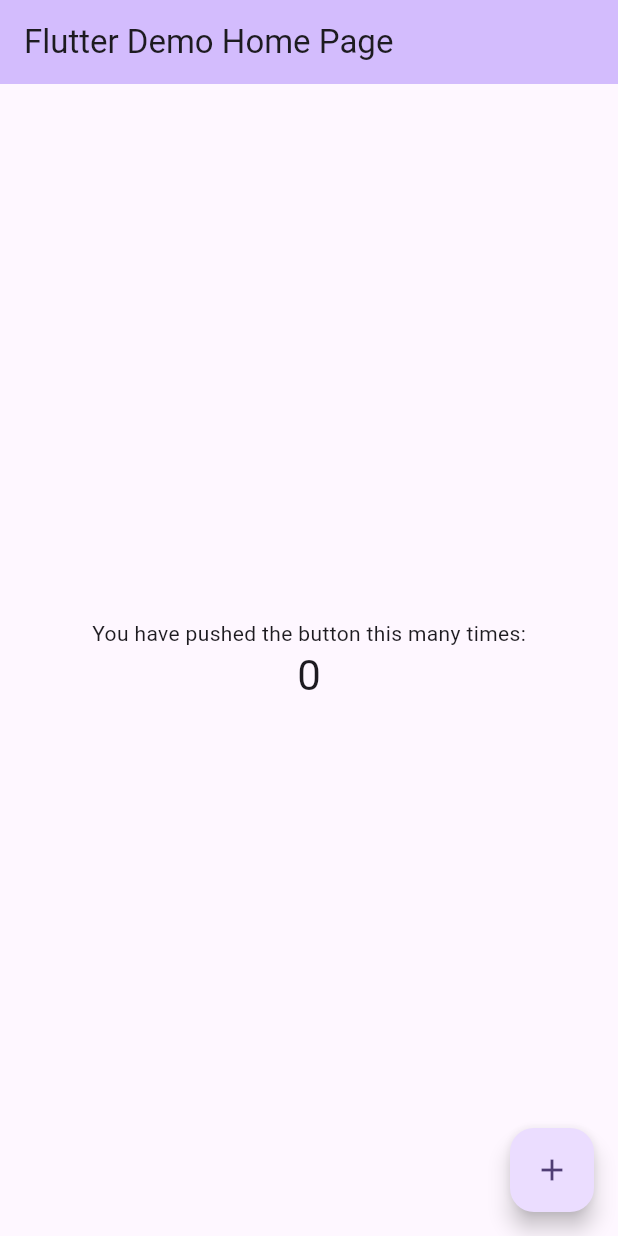
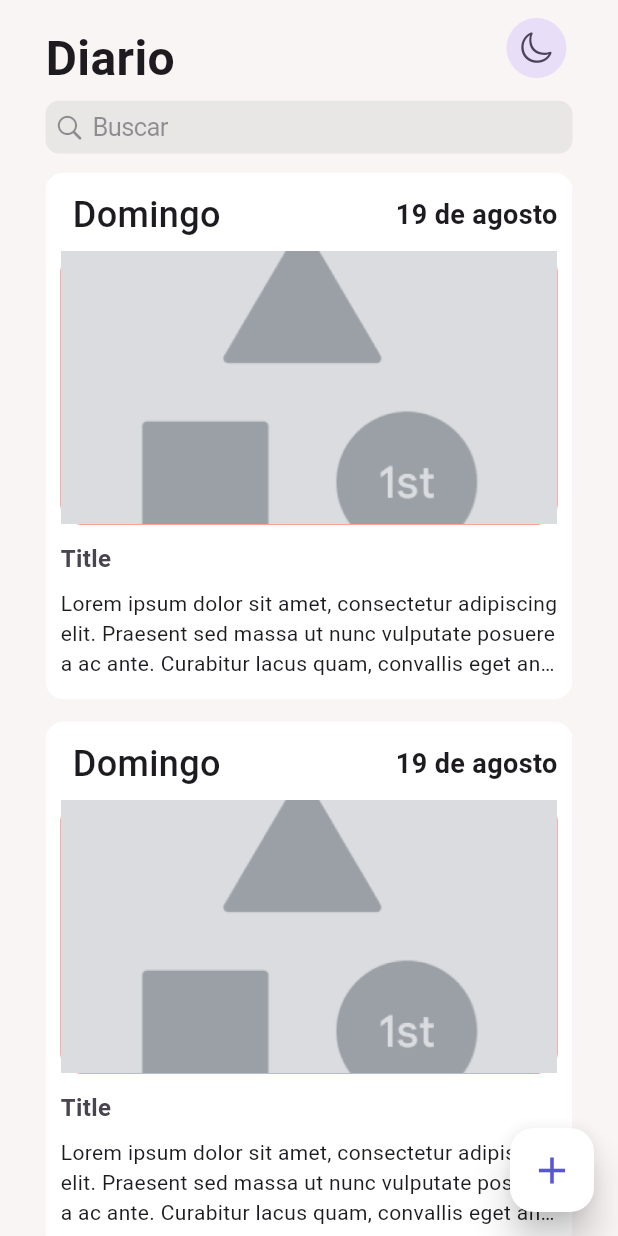
Before and after one commit to danielFelipeBueno/diary_sysman, a Flutter app: the screen it shows after launch, on a phone screen of 412 x 824 dp. Run offline on Flutter 3.47's test engine with Material 3 defaults, Android fonts, the phone set to English and light mode, and no system bars; our stand-ins replace flutter_bloc.

Commit message:
home screen diary

```diff
--- /dev/null
+++ b/lib/data/diary_repository.dart
@@ -0,0 +1,2 @@
+
+abstract class DiaryRepository{}
--- /dev/null
+++ b/lib/data/prod/diary_impl.dart
@@ -0,0 +1,4 @@
+
+import 'package:diary_sysman/data/diary_repository.dart';
+
+class DiaryImpl extends DiaryRepository{}
--- a/lib/main.dart
+++ b/lib/main.dart
@@ -1,4 +1,9 @@
+import 'package:diary_sysman/data/diary_repository.dart';
+import 'package:diary_sysman/data/prod/diary_impl.dart';
+import 'package:diary_sysman/ui/diary/cubit/diary_cubit.dart';
+import 'package:diary_sysman/ui/splash/splash_screen.dart';
 import 'package:flutter/material.dart';
+import 'package:flutter_bloc/flutter_bloc.dart';
 
 void main() {
   runApp(const MyApp());
@@ -7,119 +12,26 @@
 class MyApp extends StatelessWidget {
   const MyApp({super.key});
 
-  // This widget is the root of your application.
   @override
   Widget build(BuildContext context) {
-    return MaterialApp(
-      title: 'Flutter Demo',
-      theme: ThemeData(
-        // This is the theme of your application.
-        //
-        // TRY THIS: Try running your application with "flutter run". You'll see
-        // the application has a purple toolbar. Then, without quitting the app,
-        // try changing the seedColor in the colorScheme below to Colors.green
-        // and then invoke "hot reload" (save your changes or press the "hot
-        // reload" button in a Flutter-supported IDE, or press "r" if you used
-        // the command line to start the app).
-        //
-        // Notice that the counter didn't reset back to zero; the application
-        // state is not lost during the reload. To reset the state, use hot
-        // restart instead.
-        //
-        // This works for code too, not just values: Most code changes can be
-        // tested with just a hot reload.
-        colorScheme: ColorScheme.fromSeed(seedColor: Colors.deepPurple),
-        useMaterial3: true,
+    return MultiRepositoryProvider(
+      providers:  <RepositoryProvider>[
+        RepositoryProvider<DiaryRepository>(create: (_) => DiaryImpl()),
+      ],
+      child: MultiBlocProvider(
+        providers: [
+          BlocProvider(create: (_)=>DiaryCubit())
+        ],
+        child: MaterialApp(
+          title: 'Flutter Demo',
+          debugShowCheckedModeBanner: false,
+          theme: ThemeData(
+            colorScheme: ColorScheme.fromSeed(seedColor: Colors.deepPurple),
+            useMaterial3: true,
+          ),
+          home: const SplashScreen()
+        ),
       ),
-      home: const MyHomePage(title: 'Flutter Demo Home Page'),
     );
   }
 }
-
-class MyHomePage extends StatefulWidget {
-  const MyHomePage({super.key, required this.title});
-
-  // This widget is the home page of your application. It is stateful, meaning
-  // that it has a State object (defined below) that contains fields that affect
-  // how it looks.
-
-  // This class is the configuration for the state. It holds the values (in this
-  // case the title) provided by the parent (in this case the App widget) and
-  // used by the build method of the State. Fields in a Widget subclass are
-  // always marked "final".
-
-  final String title;
-
-  @override
-  State<MyHomePage> createState() => _MyHomePageState();
-}
-
-class _MyHomePageState extends State<MyHomePage> {
-  int _counter = 0;
-
-  void _incrementCounter() {
-    setState(() {
-      // This call to setState tells the Flutter framework that something has
-      // changed in this State, which causes it to rerun the build method below
-      // so that the display can reflect the updated values. If we changed
-      // _counter without calling setState(), then the build method would not be
-      // called again, and so nothing would appear to happen.
-      _counter++;
-    });
-  }
-
-  @override
-  Widget build(BuildContext context) {
-    // This method is rerun every time setState is called, for instance as done
-    // by the _incrementCounter method above.
-    //
-    // The Flutter framework has been optimized to make rerunning build methods
-    // fast, so that you can just rebuild anything that needs updating rather
-    // than having to individually change instances of widgets.
-    return Scaffold(
-      appBar: AppBar(
-        // TRY THIS: Try changing the color here to a specific color (to
-        // Colors.amber, perhaps?) and trigger a hot reload to see the AppBar
-        // change color while the other colors stay the same.
-        backgroundColor: Theme.of(context).colorScheme.inversePrimary,
-        // Here we take the value from the MyHomePage object that was created by
-        // the App.build method, and use it to set our appbar title.
-        title: Text(widget.title),
-      ),
-      body: Center(
-        // Center is a layout widget. It takes a single child and positions it
-        // in the middle of the parent.
-        child: Column(
-          // Column is also a layout widget. It takes a list of children and
-          // arranges them vertically. By default, it sizes itself to fit its
-          // children horizontally, and tries to be as tall as its parent.
-          //
-          // Column has various properties to control how it sizes itself and
-          // how it positions its children. Here we use mainAxisAlignment to
-          // center the children vertically; the main axis here is the vertical
-          // axis because Columns are vertical (the cross axis would be
-          // horizontal).
-          //
-          // TRY THIS: Invoke "debug painting" (choose the "Toggle Debug Paint"
-          // action in the IDE, or press "p" in the console), to see the
-          // wireframe for each widget.
-          mainAxisAlignment: MainAxisAlignment.center,
-          children: <Widget>[
-            const Text(
-              'You have pushed the button this many times:',
-            ),
-            Text(
-              '$_counter',
-              style: Theme.of(context).textTheme.headlineMedium,
-            ),
-          ],
-        ),
-      ),
-      floatingActionButton: FloatingActionButton(
-        onPressed: _incrementCounter,
-        tooltip: 'Increment',
-        child: const Icon(Icons.add),
-      ), // This trailing comma makes auto-formatting nicer for build methods.
-    );
-  }
-}
--- /dev/null
+++ b/lib/ui/diary/cubit/diary_cubit.dart
@@ -0,0 +1,8 @@
+
+import 'package:flutter_bloc/flutter_bloc.dart';
+
+part 'diary_state.dart';
+
+class DiaryCubit extends Cubit<DiaryState> {
+  DiaryCubit() : super(DiaryState());
+}
--- /dev/null
+++ b/lib/ui/diary/cubit/diary_state.dart
@@ -0,0 +1,3 @@
+part of 'diary_cubit.dart';
+
+class DiaryState {}
--- /dev/null
+++ b/lib/ui/diary/screens/diary_screen.dart
@@ -0,0 +1,108 @@
+import 'package:diary_sysman/ui/diary/widgets/diary_card.dart';
+import 'package:diary_sysman/ui/styles.dart';
+import 'package:diary_sysman/utils/size_config.dart';
+import 'package:flutter/cupertino.dart';
+import 'package:flutter/material.dart';
+
+class DiaryScreen extends StatefulWidget {
+  const DiaryScreen({super.key});
+
+  @override
+  State<DiaryScreen> createState() => _DiaryScreenState();
+}
+
+class _DiaryScreenState extends State<DiaryScreen> {
+  late TextEditingController textController;
+
+   @override
+  void initState() {
+    super.initState();
+    textController = TextEditingController();
+  }
+
+  @override
+  void dispose() {
+    textController.dispose();
+    super.dispose();
+  }
+
+  @override
+  Widget build(BuildContext context) {
+    return Scaffold(
+      backgroundColor: const Color(0xffF8F5F4),
+      body: SafeArea(
+        bottom: false,
+        child: Container(
+          margin: EdgeInsets.symmetric(horizontal: getAvailableHeight(0.038)),
+          child: Column(
+            children: [
+              SizedBox(
+                height: getAvailableHeight(0.07),
+                child: Row(
+                  mainAxisAlignment: MainAxisAlignment.spaceBetween,
+                  children: [
+                    Align(
+                      alignment: Alignment.bottomLeft,
+                      child: Text('Diario',style: h1Style)
+                    ),
+                    Align(
+                      alignment: Alignment.bottomRight,
+                      child: IconButton.filledTonal(
+                        icon: const Icon(CupertinoIcons.moon),
+                        onPressed: () {},
+                      )
+                    ),
+                  ],
+                ),
+              ),
+              SizedBox(height: getAvailableHeight(0.014)),
+              SizedBox(
+                height: getAvailableHeight(0.044),
+                child: CupertinoSearchTextField(
+                  controller: textController,
+                  placeholder: 'Buscar',
+                ),
+              ),
+              SizedBox(height: getAvailableHeight(0.016)),
+              const Expanded(
+                child: SingleChildScrollView(
+                  child: Column(
+                    children: [
+                      DiaryCard(
+                        weekDay: 'Domingo',
+                        date: '19 de agosto',
+                        title: 'Title',
+                        info: 'Lorem ipsum dolor sit amet, consectetur adipiscing elit. Praesent sed massa ut nunc vulputate posuere a ac ante. Curabitur lacus quam, convallis eget ante vulputate, dignissim sodales elit.',
+                      ),
+                      DiaryCard(
+                        weekDay: 'Domingo',
+                        date: '19 de agosto',
+                        title: 'Title',
+                        info: 'Lorem ipsum dolor sit amet, consectetur adipiscing elit. Praesent sed massa ut nunc vulputate posuere a ac ante. Curabitur lacus quam, convallis eget ante vulputate, dignissim sodales elit.',
+                      ),
+                      DiaryCard(
+                        weekDay: 'Domingo',
+                        date: '19 de agosto',
+                        title: 'Title',
+                        info: 'Lorem ipsum dolor sit amet, consectetur adipiscing elit. Praesent sed massa ut nunc vulputate posuere a ac ante. Curabitur lacus quam, convallis eget ante vulputate, dignissim sodales elit.',
+                      ),
+                    ],
+                  ),
+                ),
+              )
+            ],
+          ),
+        ),
+      ),
+      floatingActionButton: FloatingActionButton(
+        backgroundColor: Colors.white,
+        onPressed: null,
+        elevation: 10,
+        child: Icon(Icons.add,
+          size: 30,
+          color: kPrimaryColor
+        ),
+      ),
+    );
+  }
+}
--- /dev/null
+++ b/lib/ui/diary/widgets/diary_card.dart
@@ -0,0 +1,79 @@
+
+import 'package:diary_sysman/ui/styles.dart';
+import 'package:flutter/material.dart';
+
+class DiaryCard extends StatelessWidget {
+  const DiaryCard({
+    required this.weekDay,
+    required this.date,
+    required this.title,
+    required this.info,
+    super.key
+  });
+
+  final String weekDay, date, title, info;
+
+  @override
+  Widget build(BuildContext context) {
+    return Container(
+      margin: const EdgeInsets.only(bottom: 15),
+      width: double.infinity,
+      padding: const EdgeInsets.symmetric(vertical: 14, horizontal: 10),
+      height: 351,
+      decoration: const BoxDecoration(
+        color: Colors.white,
+        borderRadius: BorderRadius.all(Radius.circular(12))
+      ),
+      child: Column(
+        children: [
+          SizedBox(
+            height: 28,
+            child: Row(
+              children: [
+                const SizedBox(width: 8),
+                Text(weekDay,style: h2Style),
+                const Spacer(),
+                Text(date,style: h4Style)
+              ],
+            ),
+          ),
+          const Spacer(),
+          Container(
+            width: double.infinity,
+            decoration: const BoxDecoration(
+              color: Colors.red,
+              borderRadius: BorderRadius.all(Radius.circular(13))
+            ),
+            height: 182,
+            child: const FadeInImage(
+              placeholder: AssetImage('assets/placeholder.png'),  // Imagen de placeholder
+              image: AssetImage('assets/placeholder.png'), // URL de la imagen a cargar
+              fadeInDuration: Duration(milliseconds: 500),
+              height: 300,
+              width: 300,
+              fit: BoxFit.fitWidth,
+            ),
+          ),
+          const Spacer(),
+          SizedBox(
+            height: 22,
+            child: Align(
+              alignment: Alignment.bottomLeft,
+              child: Text(title,style: h3StyleSemiBold )
+            ),
+          ),
+          SizedBox(
+            height: 70,
+            child: Align(
+              alignment: Alignment.bottomLeft,
+              child: Text(info,
+                maxLines: 3,
+                overflow: TextOverflow.ellipsis,
+              )
+            ),
+          ),
+        ],
+      ),
+    );
+  }
+}
--- /dev/null
+++ b/lib/ui/splash/splash_screen.dart
@@ -0,0 +1,35 @@
+
+import 'package:diary_sysman/ui/diary/screens/diary_screen.dart';
+import 'package:diary_sysman/utils/size_config.dart';
+import 'package:flutter/material.dart';
+
+class SplashScreen extends StatefulWidget {
+  const SplashScreen({super.key});
+
+  @override
+  State<SplashScreen> createState() => _SplashScreenState();
+}
+
+class _SplashScreenState extends State<SplashScreen> {
+
+  @override
+  void initState() {
+    Future.delayed(const Duration(seconds: 2),(){
+      Navigator.push(
+        context,
+        MaterialPageRoute(builder: (context) => const DiaryScreen()),
+      );
+    });
+    super.initState();
+  }
+
+  @override
+  Widget build(BuildContext context) {
+    SizeConfig().init(context);
+    return const Scaffold(
+      body: Center(
+        child: CircularProgressIndicator(),
+      ),
+    );
+  }
+}
--- /dev/null
+++ b/lib/ui/styles.dart
@@ -0,0 +1,37 @@
+import 'package:flutter/material.dart';
+
+var h1Style = const TextStyle(
+  fontSize: 32,
+  fontWeight: FontWeight.bold,
+  height: 1.1
+);
+
+var h2Style = const TextStyle(
+  fontSize: 24,
+  fontWeight: FontWeight.w500,
+  height: 1.1
+);
+
+
+var h3StyleSemiBold = const TextStyle(
+  fontSize: 16,
+  fontWeight: FontWeight.w600,
+  height: 1.1,
+  color: Color(0xff49454F)
+);
+
+var h3Style = const TextStyle(
+  fontSize: 16,
+  fontWeight: FontWeight.w600,
+  height: 1.1
+);
+
+var h4Style = const TextStyle(
+  fontSize: 18,
+  fontWeight: FontWeight.w600,
+  height: 1.1
+);
+
+//% COLORS
+
+var kPrimaryColor =  const Color(0xff5856D6);
--- /dev/null
+++ b/lib/utils/size_config.dart
@@ -0,0 +1,37 @@
+
+
+import 'package:flutter/material.dart';
+import 'dart:math' as math;
+import 'dart:io';
+class SizeConfig {
+  static MediaQueryData? _mediaQueryData;
+  static double? screenWidth;
+  static double? screenHeight;
+  static double? defaultSize;
+  static double? aspectRatio;
+  static Orientation? orientation;
+
+  void init(BuildContext context) {
+    _mediaQueryData = MediaQuery.of(context);
+    screenWidth = _mediaQueryData!.size.width;
+    screenHeight = _mediaQueryData!.size.height;
+    aspectRatio = _mediaQueryData!.size.aspectRatio;
+    orientation = _mediaQueryData!.orientation;
+  }
+}
+
+double getAspectRatio(){
+  return SizeConfig.aspectRatio!;
+}
+
+double getAvailableHeight(double size){
+  double deadZone = Platform.isAndroid
+  ?0.97:getAspectRatio() > 0.5?0.97:0.89;
+  double? screenHeight = SizeConfig.screenHeight;
+  return (screenHeight!*deadZone) * size;
+}
+
+double getAvailableWidth(double size) {
+  double? screenWidth = SizeConfig.screenWidth;
+  return screenWidth! * size;
+}
--- a/pubspec.yaml
+++ b/pubspec.yaml
@@ -35,6 +35,7 @@ dependencies:
   # The following adds the Cupertino Icons font to your application.
   # Use with the CupertinoIcons class for iOS style icons.
   cupertino_icons: ^1.0.6
+  flutter_bloc: ^8.1.6
 
 dev_dependencies:
   flutter_test:
@@ -59,8 +60,8 @@ flutter:
   uses-material-design: true
 
   # To add assets to your application, add an assets section, like this:
-  # assets:
-  #   - images/a_dot_burr.jpeg
+  assets:
+    - assets/
   #   - images/a_dot_ham.jpeg
 
   # An image asset can refer to one or more resolution-specific "variants", see
```
Also changed, not shown: assets/placeholder.png (added), pubspec.lock, 1 other file.
